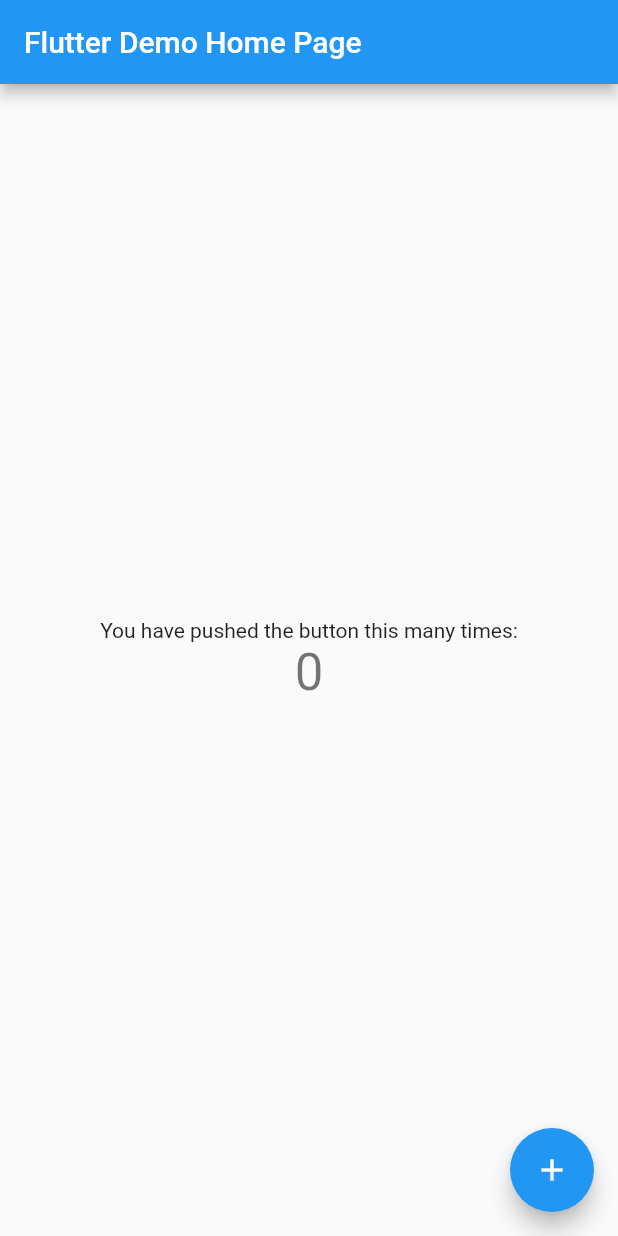
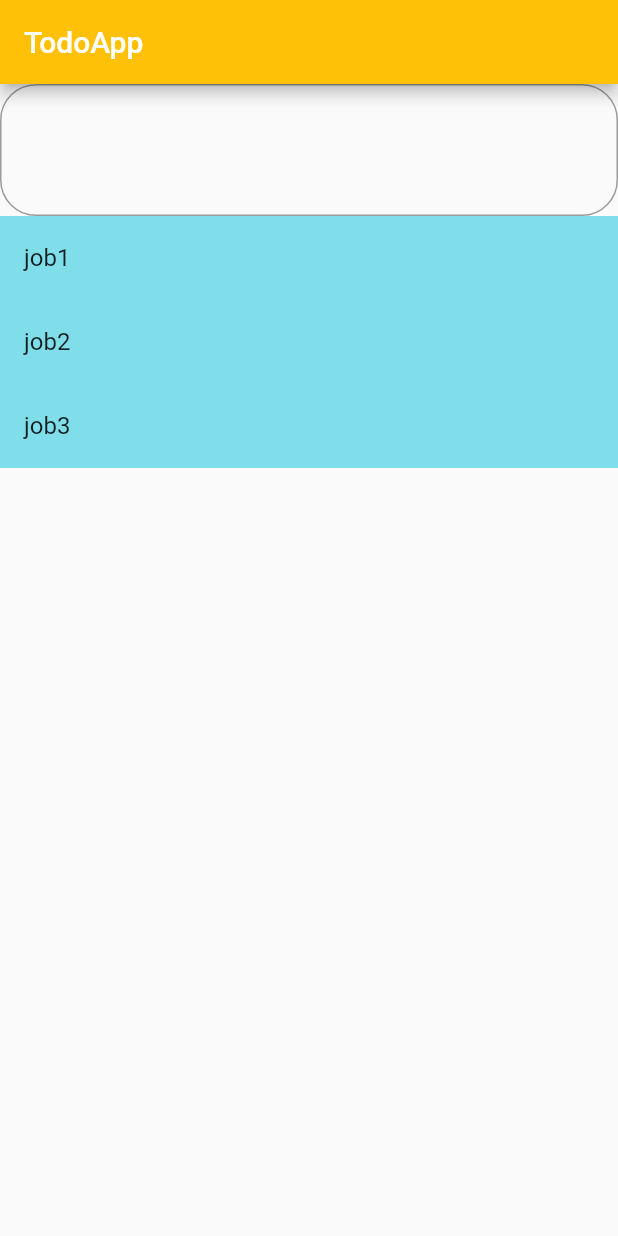
Before and after one commit to ProgrammerSat/todoapp, a Flutter app: the screen it shows after launch, on a phone screen of 412 x 824 dp. Run offline on Flutter 3.47's test engine with Material 2 defaults, Android fonts, the phone set to English and light mode, and no system bars; drawn by our look-alikes of flutter_slidable.

Commit message:
New Update

```diff
--- /dev/null
+++ b/lib/homepage.dart
@@ -0,0 +1,133 @@
+import 'package:flutter/material.dart';
+import 'package:flutter_slidable/flutter_slidable.dart';
+
+class MyWidget extends StatelessWidget {
+  const MyWidget({super.key});
+
+  @override
+  Widget build(BuildContext context) {
+    return MaterialApp(
+      title: 'Flutter Demo',
+      theme: ThemeData(
+        primarySwatch: Colors.blue,
+      ),
+      home: const Homepage()
+    );
+  }
+}
+
+class Homepage extends StatefulWidget {
+  const Homepage({super.key});
+
+  @override
+  State<Homepage> createState() => _HomepageState();
+}
+
+class _HomepageState extends State<Homepage> {
+
+  List tasks = ['job1', 'job2', 'job3'];
+  TextEditingController textController = TextEditingController();
+
+  @override
+  Widget build(BuildContext context) {
+      return Scaffold(
+        appBar: AppBar(
+          backgroundColor: Colors.amber,
+          title: const Text("TodoApp"),
+
+        ),
+        body: Column(
+          children: [
+             TextField(
+              onSubmitted: (value){
+                if(textController.text.trim().isNotEmpty){
+                  setState(() {
+                      tasks.add(textController.text);
+                      textController.text = '';
+                  });
+                }
+              },
+              controller: textController,
+              decoration: InputDecoration(
+                suffix: IconButton(
+                  onPressed: (){
+                    if(textController.text.trim().isNotEmpty){
+                      setState(() {
+                          tasks.add(textController.text);
+                          textController.text = '';
+                      });
+                    }
+                  },
+                  icon: const Icon(Icons.send),
+
+                ),
+                border: const OutlineInputBorder(
+                  borderRadius: BorderRadius.all(Radius.circular(24.0)))
+              )
+            ),
+            SizedBox(
+              height:300,
+              child:ListView.builder(
+                itemCount: tasks.length,
+                itemBuilder: (context, index){
+                  return Slidable(
+                    startActionPane: const ActionPane(
+                      // A motion is a widget used to control how the pane animates.
+                      motion: ScrollMotion(),
+                      // All actions are defined in the children parameter.
+                      children: [
+                        // A SlidableAction can have an icon and/or a label.
+                        SlidableAction(
+                          onPressed: null,
+                          backgroundColor: Color(0xFFFE4A49),
+                          foregroundColor: Colors.white,
+                          icon: Icons.delete,
+                          label: 'Delete',
+                        ),
+                        SlidableAction(
+                          onPressed: null,
+                          backgroundColor: Color(0xFF21B7CA),
+                          foregroundColor: Colors.white,
+                          icon: Icons.share,
+                          label: 'Share',
+                        ),
+                      ],
+                    ),
+                    endActionPane: const ActionPane(
+                      // A motion is a widget used to control how the pane animates.
+                      motion: ScrollMotion(),
+                      // All actions are defined in the children parameter.
+                      children: [
+                        // A SlidableAction can have an icon and/or a label.
+                        SlidableAction(
+                          onPressed: null,
+                          backgroundColor: Color(0xFFFE4A49),
+                          foregroundColor: Colors.white,
+                          icon: Icons.delete,
+                          label: 'Delete',
+                        ),
+                        SlidableAction(
+                          onPressed: null,
+                          backgroundColor: Color(0xFF21B7CA),
+                          foregroundColor: Colors.white,
+                          icon: Icons.share,
+                          label: 'Share',
+                        ),
+                      ],
+                    ),
+                    child:ListTile(
+                      tileColor: Colors.cyan[200],
+                      title: Text(tasks[index])
+                    )
+                  );
+
+
+
+                }
+              )
+            )
+          ],
+        )
+    );
+  }
+}
--- a/lib/main.dart
+++ b/lib/main.dart
@@ -1,5 +1,5 @@
 import 'package:flutter/material.dart';
-
+import 'package:someapp/homepage.dart';
 void main() {
   runApp(const MyApp());
 }
@@ -7,88 +7,25 @@ void main() {
 class MyApp extends StatelessWidget {
   const MyApp({super.key});
 
-  // This widget is the root of your application.
   @override
   Widget build(BuildContext context) {
     return MaterialApp(
       title: 'Flutter Demo',
       theme: ThemeData(
-        // is not restarted.
+
         primarySwatch: Colors.blue,
       ),
-      home: const MyHomePage(title: 'Flutter Demo Home Page'),
+      home: const Testing(),
     );
   }
 }
 
-class MyHomePage extends StatefulWidget {
-  const MyHomePage({super.key, required this.title});
-
-
-  final String title;
-
-  @override
-  State<MyHomePage> createState() => _MyHomePageState();
-}
-
-class _MyHomePageState extends State<MyHomePage> {
-  int _counter = 0;
-
-  void _incrementCounter() {
-    setState(() {
-      _counter++;
-    });
-  }
+class Testing extends StatelessWidget {
+  const Testing({super.key});
 
   @override
   Widget build(BuildContext context) {
-    // This method is rerun every time setState is called, for instance as done
-    // by the _incrementCounter method above.
-    //
-    // The Flutter framework has been optimized to make rerunning build methods
-    // fast, so that you can just rebuild anything that needs updating rather
-    // than having to individually change instances of widgets.
-    return Scaffold(
-      appBar: AppBar(
-        // Here we take the value from the MyHomePage object that was created by
-        // the App.build method, and use it to set our appbar title.
-        title: Text(widget.title),
-      ),
-      body: Center(
-        // Center is a layout widget. It takes a single child and positions it
-        // in the middle of the parent.
-        child: Column(
-          // Column is also a layout widget. It takes a list of children and
-          // arranges them vertically. By default, it sizes itself to fit its
-          // children horizontally, and tries to be as tall as its parent.
-          //
-          // Invoke "debug painting" (press "p" in the console, choose the
-          // "Toggle Debug Paint" action from the Flutter Inspector in Android
-          // Studio, or the "Toggle Debug Paint" command in Visual Studio Code)
-          // to see the wireframe for each widget.
-          //
-          // Column has various properties to control how it sizes itself and
-          // how it positions its children. Here we use mainAxisAlignment to
-          // center the children vertically; the main axis here is the vertical
-          // axis because Columns are vertical (the cross axis would be
-          // horizontal).
-          mainAxisAlignment: MainAxisAlignment.center,
-          children: <Widget>[
-            const Text(
-              'You have pushed the button this many times:',
-            ),
-            Text(
-              '$_counter',
-              style: Theme.of(context).textTheme.headline4,
-            ),
-          ],
-        ),
-      ),
-      floatingActionButton: FloatingActionButton(
-        onPressed: _incrementCounter,
-        tooltip: 'Increment',
-        child: const Icon(Icons.add),
-      ), // This trailing comma makes auto-formatting nicer for build methods.
-    );
+      return Homepage();
+
   }
 }
--- a/pubspec.yaml
+++ b/pubspec.yaml
@@ -37,6 +37,7 @@ dependencies:
   # Use with the CupertinoIcons class for iOS style icons.
   cupertino_icons: ^1.0.2
   http: ^0.13.5
+  flutter_slidable: ^2.0.0
 
 dev_dependencies:
   flutter_test:
```
Also changed, not shown: pubspec.lock.
